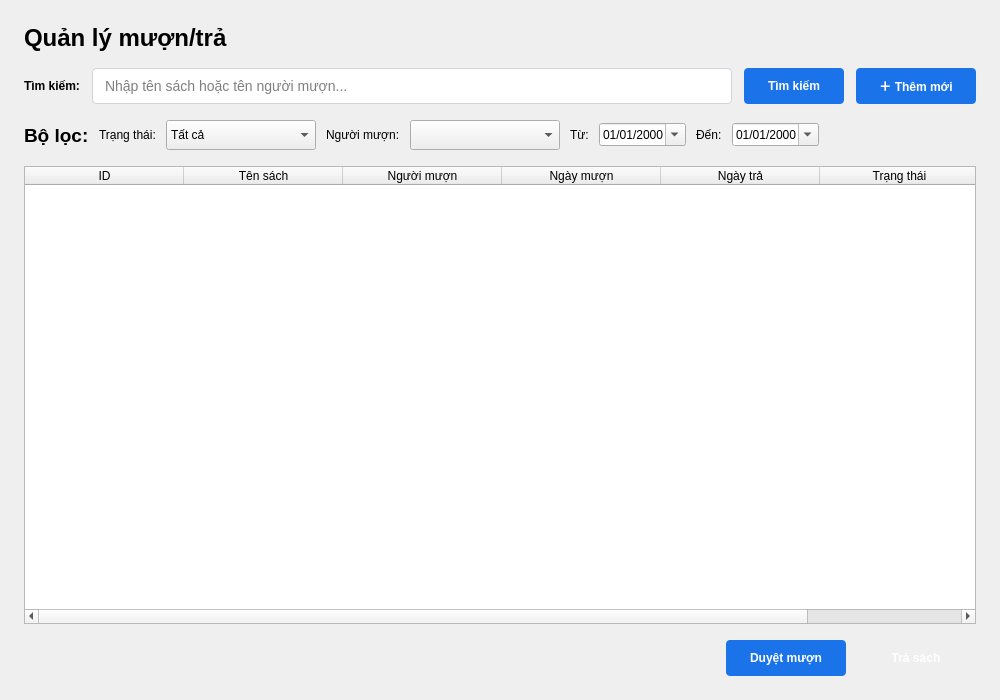
First picture: the form in view/screen_loans.ui, repository phuongphuong5110-create/library-app, before the edit.
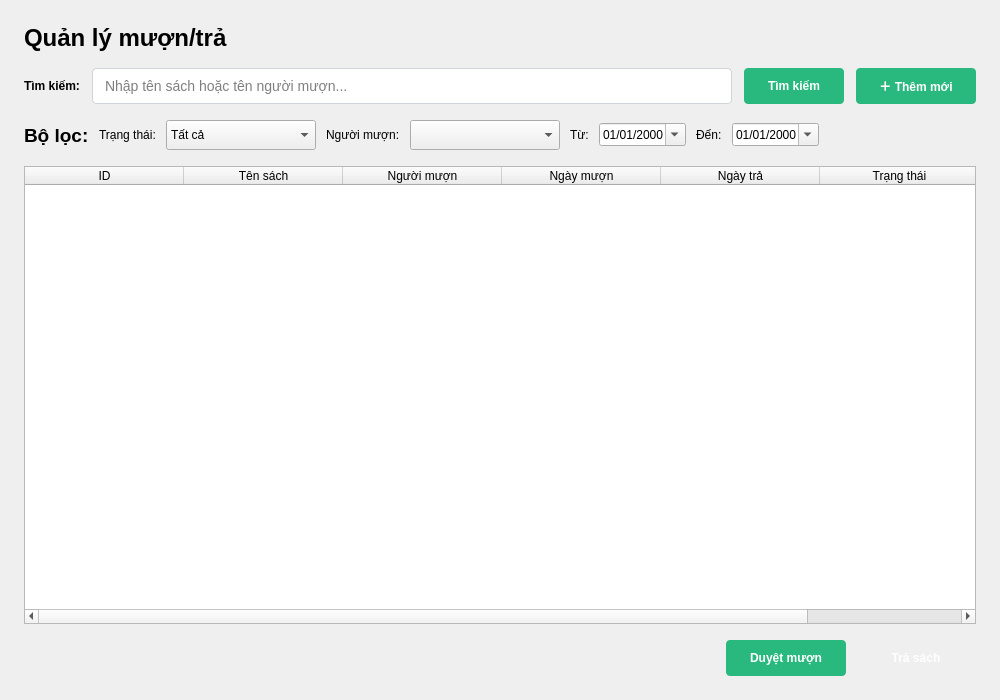
Second picture: the form after the edit.

```diff
--- a/view/screen_loans.ui
+++ b/view/screen_loans.ui
@@ -101,7 +101,7 @@
         </size>
        </property>
        <property name="styleSheet">
-        <string notr="true">background-color: #1a73e8; color: white; border-radius: 4px; font-weight: bold;</string>
+        <string notr="true">background-color: #29b87e; color: white; border-radius: 4px; font-weight: bold;</string>
        </property>
        <property name="text">
         <string>Tìm kiếm</string>
@@ -117,7 +117,7 @@
         </size>
        </property>
        <property name="styleSheet">
-        <string notr="true">background-color: #1a73e8; color: white; border-radius: 4px; font-weight: bold;</string>
+        <string notr="true">background-color: #29b87e; color: white; border-radius: 4px; font-weight: bold;</string>
        </property>
        <property name="text">
         <string>＋ Thêm mới</string>
@@ -340,7 +340,7 @@
         </size>
        </property>
        <property name="styleSheet">
-        <string notr="true">background-color: #1a73e8; color: white; border-radius: 4px; font-weight: bold;</string>
+        <string notr="true">background-color: #29b87e; color: white; border-radius: 4px; font-weight: bold;</string>
        </property>
        <property name="text">
         <string>Duyệt mượn</string>
```
